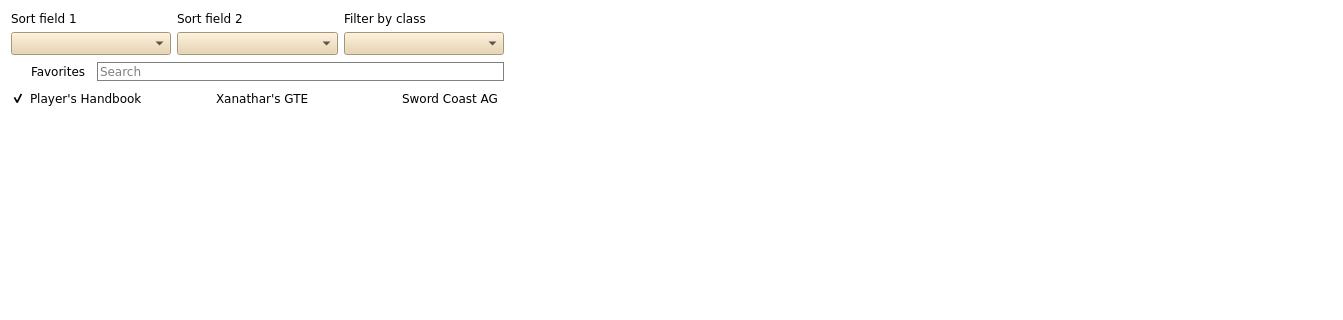
First picture: the form in spellbook.ui, repository Carifio24/DMCompanion, before the edit; both pictures show x 0 to 1343 and y 0 to 320 of the 1343 by 829 pixel window.
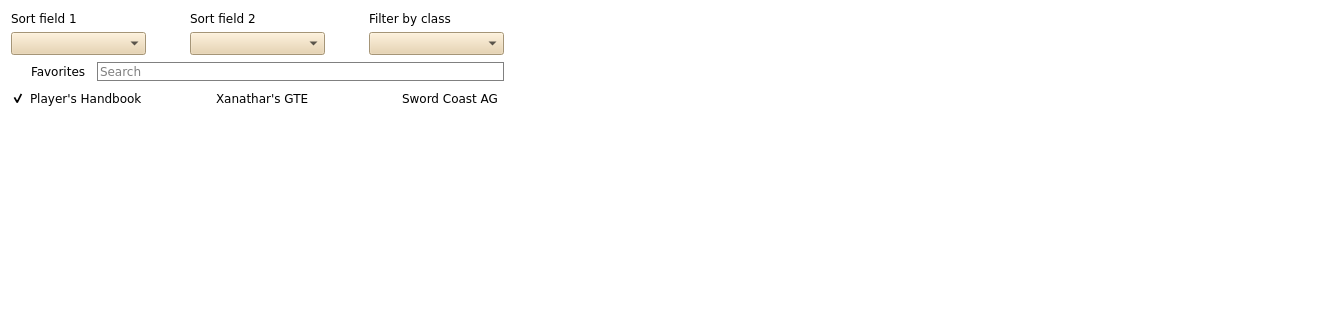
Second picture: the form after the edit.

Patch:
```diff
--- a/spellbook.ui
+++ b/spellbook.ui
@@ -23,8 +23,8 @@
    <item>
     <layout class="QVBoxLayout" name="leftLayout">
      <item>
-      <layout class="QGridLayout" name="sortFilterLayout">
-       <item row="0" column="1">
+      <layout class="QGridLayout" name="sortFilterLayout" columnstretch="4,1,4,1,4">
+       <item row="0" column="2">
         <widget class="QLabel" name="sort2Label">
          <property name="font">
           <font>
@@ -36,19 +36,7 @@
          </property>
         </widget>
        </item>
-       <item row="1" column="0">
-        <widget class="QComboBox" name="sort1Box">
-         <property name="font">
-          <font>
-           <family>DejaVu Sans</family>
-          </font>
-         </property>
-         <property name="styleSheet">
-          <string notr="true">background-color : rgb(231,208,166)</string>
-         </property>
-        </widget>
-       </item>
-       <item row="0" column="2">
+       <item row="0" column="4">
         <widget class="QLabel" name="filterLabel">
          <property name="font">
           <font>
@@ -72,19 +60,19 @@
          </property>
         </widget>
        </item>
-       <item row="1" column="1">
-        <widget class="QComboBox" name="sort2Box">
-         <property name="font">
-          <font>
-           <family>DejaVu Sans</family>
-          </font>
-         </property>
-         <property name="styleSheet">
-          <string notr="true">background-color : rgb(231,208,166)</string>
-         </property>
-        </widget>
-       </item>
        <item row="1" column="2">
+        <widget class="QComboBox" name="sort2Box">
+         <property name="font">
+          <font>
+           <family>DejaVu Sans</family>
+          </font>
+         </property>
+         <property name="styleSheet">
+          <string notr="true">background-color : rgb(231,208,166)</string>
+         </property>
+        </widget>
+       </item>
+       <item row="1" column="4">
         <widget class="QComboBox" name="filterBox">
          <property name="font">
           <font>
@@ -96,6 +84,64 @@
          </property>
         </widget>
        </item>
+       <item row="1" column="0">
+        <widget class="QComboBox" name="sort1Box">
+         <property name="font">
+          <font>
+           <family>DejaVu Sans</family>
+          </font>
+         </property>
+         <property name="styleSheet">
+          <string notr="true">background-color : rgb(231,208,166)</string>
+         </property>
+        </widget>
+       </item>
+       <item row="0" column="3">
+        <widget class="QLabel" name="label_2">
+         <property name="font">
+          <font>
+           <family>DejaVu Sans</family>
+           <pointsize>7</pointsize>
+           <italic>false</italic>
+          </font>
+         </property>
+         <property name="text">
+          <string/>
+         </property>
+        </widget>
+       </item>
+       <item row="1" column="1">
+        <widget class="QPushButton" name="sortReverse1">
+         <property name="sizePolicy">
+          <sizepolicy hsizetype="Fixed" vsizetype="Fixed">
+           <horstretch>0</horstretch>
+           <verstretch>0</verstretch>
+          </sizepolicy>
+         </property>
+         <property name="styleSheet">
+          <string notr="true">background : none; border : none</string>
+         </property>
+         <property name="text">
+          <string/>
+         </property>
+        </widget>
+       </item>
+       <item row="1" column="3">
+        <widget class="QPushButton" name="sortReverse2">
+         <property name="sizePolicy">
+          <sizepolicy hsizetype="Fixed" vsizetype="Fixed">
+           <horstretch>0</horstretch>
+           <verstretch>0</verstretch>
+          </sizepolicy>
+         </property>
+         <property name="styleSheet">
+          <string notr="true">background : none; border : none</string>
+         </property>
+         <property name="text">
+          <string/>
+         </property>
+        </widget>
+       </item>
       </layout>
      </item>
      <item>
@@ -328,6 +374,8 @@
        <property name="font">
         <font>
          <family>DejaVu Sans</family>
+         <pointsize>16</pointsize>
+         <italic>true</italic>
         </font>
        </property>
        <property name="text">
@@ -540,7 +588,7 @@
           <x>0</x>
           <y>0</y>
           <width>798</width>
-          <height>527</height>
+          <height>555</height>
          </rect>
         </property>
         <property name="sizePolicy">
```
Left out of the diff: 26 changed lines with no effect on the pictures.
